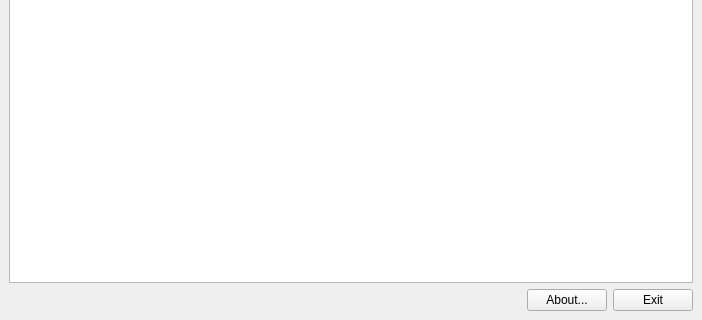
The window that Duplicates.ui (FelixdelasPozas/Duplicate-Folders-Finder) describes before a commit, drawn with Qt 5; both pictures show x 0 to 702 and y 370 to 690 of the 702 by 690 pixel window.
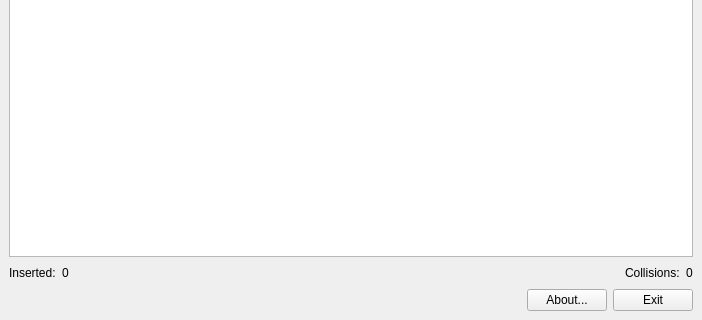
The same window after the commit. Icons and pictures are not drawn.

Commit message: Size reported in megabytes. Directories and hash collisions stats.

Diff of the .ui file:
```diff
--- a/Duplicates.ui
+++ b/Duplicates.ui
@@ -18,7 +18,7 @@
     <normaloff>:/Duplicates/folder.svg</normaloff>:/Duplicates/folder.svg</iconset>
   </property>
   <widget class="QWidget" name="centralwidget">
-   <layout class="QVBoxLayout" name="verticalLayout" stretch="0,0,0,1,0">
+   <layout class="QVBoxLayout" name="verticalLayout" stretch="0,0,0,1,0,0">
     <property name="sizeConstraint">
      <enum>QLayout::SetDefaultConstraint</enum>
     </property>
@@ -147,6 +147,51 @@
       </column>
      </widget>
     </item>
+    <item>
+     <layout class="QHBoxLayout" name="horizontalLayout_3">
+      <item>
+       <widget class="QLabel" name="label_6">
+        <property name="text">
+         <string>Inserted:</string>
+        </property>
+       </widget>
+      </item>
+      <item>
+       <widget class="QLabel" name="m_inserted">
+        <property name="text">
+         <string>0</string>
+        </property>
+       </widget>
+      </item>
+      <item>
+       <spacer name="horizontalSpacer_2">
+        <property name="orientation">
+         <enum>Qt::Horizontal</enum>
+        </property>
+        <property name="sizeHint" stdset="0">
+         <size>
+          <width>40</width>
+          <height>20</height>
+         </size>
+        </property>
+       </spacer>
+      </item>
+      <item>
+       <widget class="QLabel" name="label_4">
+        <property name="text">
+         <string>Collisions:</string>
+        </property>
+       </widget>
+      </item>
+      <item>
+       <widget class="QLabel" name="m_collisions">
+        <property name="text">
+         <string>0</string>
+        </property>
+       </widget>
+      </item>
+     </layout>
+    </item>
     <item>
      <layout class="QHBoxLayout" name="horizontalLayout_2">
       <item>
```
Left out of the diff: 3 changed lines with no effect on the pictures. The commit also changes 2 other files.
